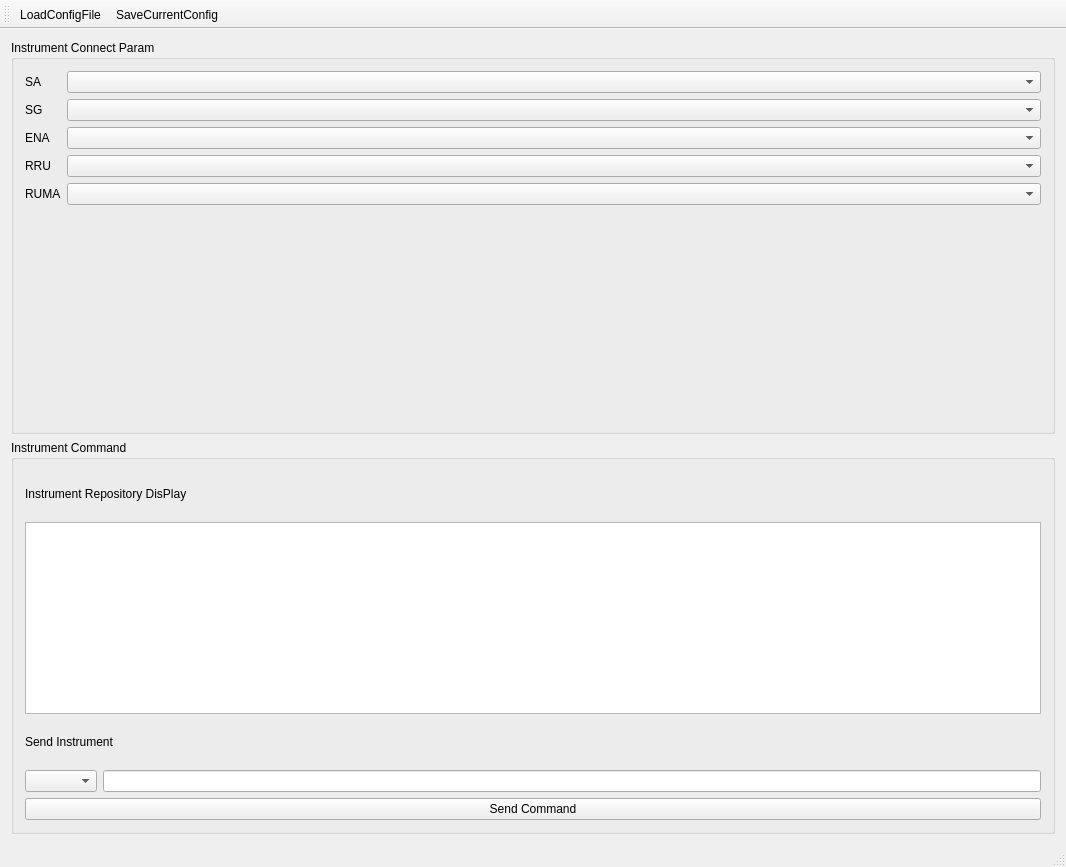
Qt form QTest/InstumentSet.ui (pengjianaixue/SocketLib) before a commit.
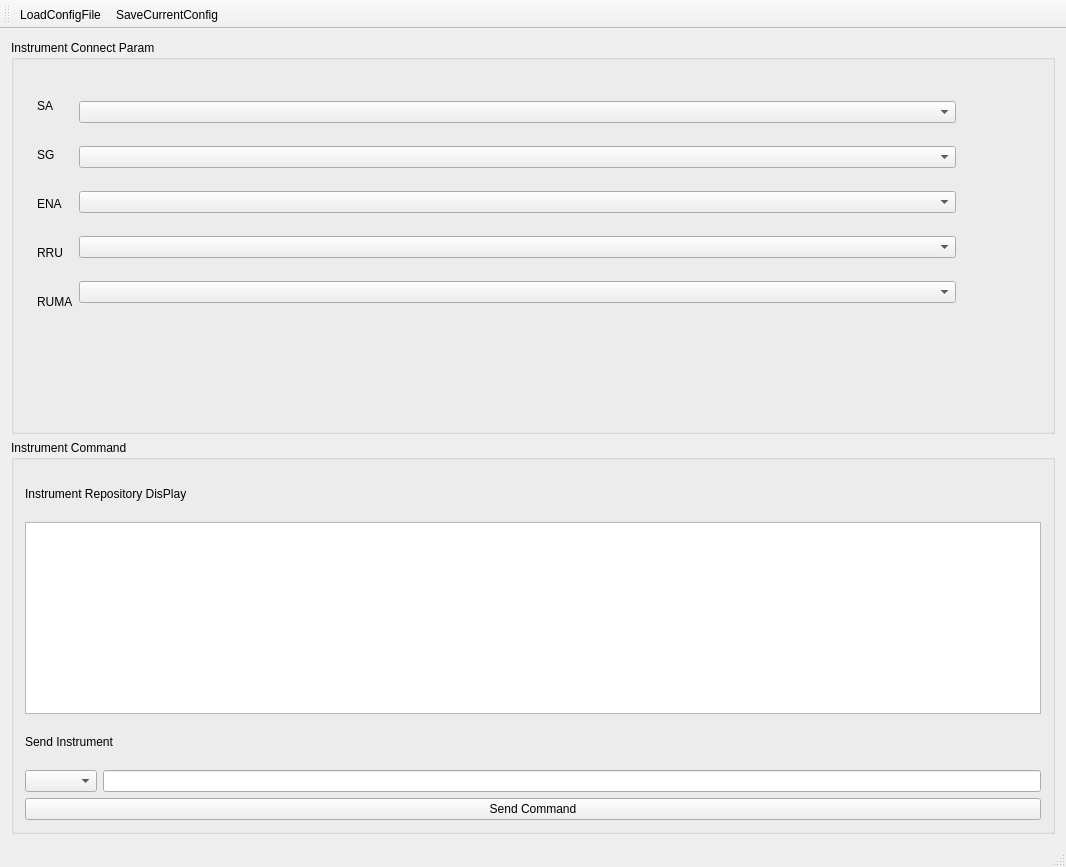
The same form after that commit. Icons and pictures are not drawn.

What changed in the file:
```diff
--- a/QTest/InstumentSet.ui
+++ b/QTest/InstumentSet.ui
@@ -15,69 +15,6 @@
   </property>
   <widget class="QWidget" name="centralWidget">
    <layout class="QGridLayout" name="gridLayout">
-    <item row="0" column="0">
-     <widget class="QGroupBox" name="groupBox">
-      <property name="title">
-       <string>Instrument Connect Param</string>
-      </property>
-      <layout class="QVBoxLayout" name="verticalLayout_2">
-       <item>
-        <layout class="QFormLayout" name="formLayout">
-         <item row="0" column="0">
-          <widget class="QLabel" name="label">
-           <property name="text">
-            <string>SA</string>
-           </property>
-          </widget>
-         </item>
-         <item row="0" column="1">
-          <widget class="QComboBox" name="comboBox"/>
-         </item>
-         <item row="1" column="0">
-          <widget class="QLabel" name="label_2">
-           <property name="text">
-            <string>SG</string>
-           </property>
-          </widget>
-         </item>
-         <item row="1" column="1">
-          <widget class="QComboBox" name="comboBox_2"/>
-         </item>
-         <item row="2" column="0">
-          <widget class="QLabel" name="label_3">
-           <property name="text">
-            <string>ENA</string>
-           </property>
-          </widget>
-         </item>
-         <item row="2" column="1">
-          <widget class="QComboBox" name="comboBox_3"/>
-         </item>
-         <item row="3" column="0">
-          <widget class="QLabel" name="label_4">
-           <property name="text">
-            <string>RRU</string>
-           </property>
-          </widget>
-         </item>
-         <item row="3" column="1">
-          <widget class="QComboBox" name="comboBox_4"/>
-         </item>
-         <item row="4" column="0">
-          <widget class="QLabel" name="label_5">
-           <property name="text">
-            <string>RUMA</string>
-           </property>
-          </widget>
-         </item>
-         <item row="4" column="1">
-          <widget class="QComboBox" name="comboBox_5"/>
-         </item>
-        </layout>
-       </item>
-      </layout>
-     </widget>
-    </item>
     <item row="1" column="0">
      <widget class="QGroupBox" name="groupBox_2">
       <property name="title">
@@ -145,6 +82,118 @@
       </layout>
      </widget>
     </item>
+    <item row="0" column="0">
+     <widget class="QGroupBox" name="groupBox">
+      <property name="title">
+       <string>Instrument Connect Param</string>
+      </property>
+      <widget class="QWidget" name="">
+       <property name="geometry">
+        <rect>
+         <x>15</x>
+         <y>33</y>
+         <width>941</width>
+         <height>261</height>
+        </rect>
+       </property>
+       <layout class="QHBoxLayout" name="horizontalLayout_2">
+        <item>
+         <layout class="QVBoxLayout" name="verticalLayout_2">
+          <item>
+           <widget class="QLabel" name="label">
+            <property name="text">
+             <string>SA</string>
+            </property>
+           </widget>
+          </item>
+          <item>
+           <widget class="QLabel" name="label_2">
+            <property name="text">
+             <string>SG</string>
+            </property>
+           </widget>
+          </item>
+          <item>
+           <widget class="QLabel" name="label_3">
+            <property name="text">
+             <string>ENA</string>
+            </property>
+           </widget>
+          </item>
+          <item>
+           <widget class="QLabel" name="label_4">
+            <property name="text">
+             <string>RRU</string>
+            </property>
+           </widget>
+          </item>
+          <item>
+           <widget class="QLabel" name="label_5">
+            <property name="text">
+             <string>RUMA</string>
+            </property>
+           </widget>
+          </item>
+         </layout>
+        </item>
+        <item>
+         <layout class="QVBoxLayout" name="verticalLayout_3">
+          <item>
+           <widget class="QComboBox" name="comboBox">
+            <property name="sizePolicy">
+             <sizepolicy hsizetype="Expanding" vsizetype="Fixed">
+              <horstretch>0</horstretch>
+              <verstretch>0</verstretch>
+             </sizepolicy>
+            </property>
+           </widget>
+          </item>
+          <item>
+           <widget class="QComboBox" name="comboBox_2">
+            <property name="sizePolicy">
+             <sizepolicy hsizetype="Expanding" vsizetype="Fixed">
+              <horstretch>0</horstretch>
+              <verstretch>0</verstretch>
+             </sizepolicy>
+            </property>
+           </widget>
+          </item>
+          <item>
+           <widget class="QComboBox" name="comboBox_3">
+            <property name="sizePolicy">
+             <sizepolicy hsizetype="Expanding" vsizetype="Fixed">
+              <horstretch>0</horstretch>
+              <verstretch>0</verstretch>
+             </sizepolicy>
+            </property>
+           </widget>
+          </item>
+          <item>
+           <widget class="QComboBox" name="comboBox_4">
+            <property name="sizePolicy">
+             <sizepolicy hsizetype="Expanding" vsizetype="Fixed">
+              <horstretch>0</horstretch>
+              <verstretch>0</verstretch>
+             </sizepolicy>
+            </property>
+           </widget>
+          </item>
+          <item>
+           <widget class="QComboBox" name="comboBox_5">
+            <property name="sizePolicy">
+             <sizepolicy hsizetype="Expanding" vsizetype="Fixed">
+              <horstretch>0</horstretch>
+              <verstretch>0</verstretch>
+             </sizepolicy>
+            </property>
+           </widget>
+          </item>
+         </layout>
+        </item>
+       </layout>
+      </widget>
+     </widget>
+    </item>
    </layout>
   </widget>
   <widget class="QMenuBar" name="menuBar">
```
